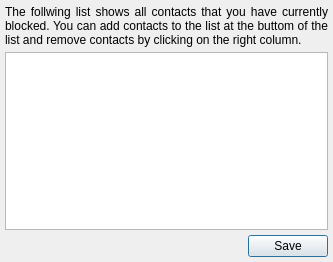
This is Swift/QtUI/QtBlockListEditorWindow.ui in swift/swift as Qt 5 draws it before an edit. The edited form follows.
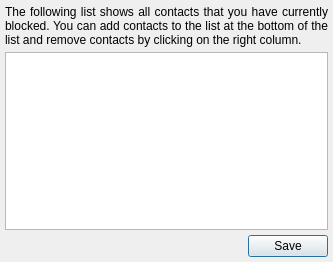
This is the edited form.

Commit message:
Fix typos in "Edit Blocking List..." dialog.
Test-Information:

Tested it now shows the corrected text.

Patch:
```diff
--- a/Swift/QtUI/QtBlockListEditorWindow.ui
+++ b/Swift/QtUI/QtBlockListEditorWindow.ui
@@ -32,7 +32,7 @@
    <item>
     <widget class="QLabel" name="label">
      <property name="text">
-      <string>&lt;html&gt;&lt;head/&gt;&lt;body&gt;&lt;p align=&quot;justify&quot;&gt;The follwing list shows all contacts that you have currently blocked. You can add contacts to the list at the buttom of the list and remove contacts by clicking on the right column.&lt;/p&gt;&lt;/body&gt;&lt;/html&gt;</string>
+      <string>&lt;html&gt;&lt;head/&gt;&lt;body&gt;&lt;p align=&quot;justify&quot;&gt;The following list shows all contacts that you have currently blocked. You can add contacts to the list at the bottom of the list and remove contacts by clicking on the right column.&lt;/p&gt;&lt;/body&gt;&lt;/html&gt;</string>
      </property>
      <property name="textFormat">
       <enum>Qt::RichText</enum>
```
